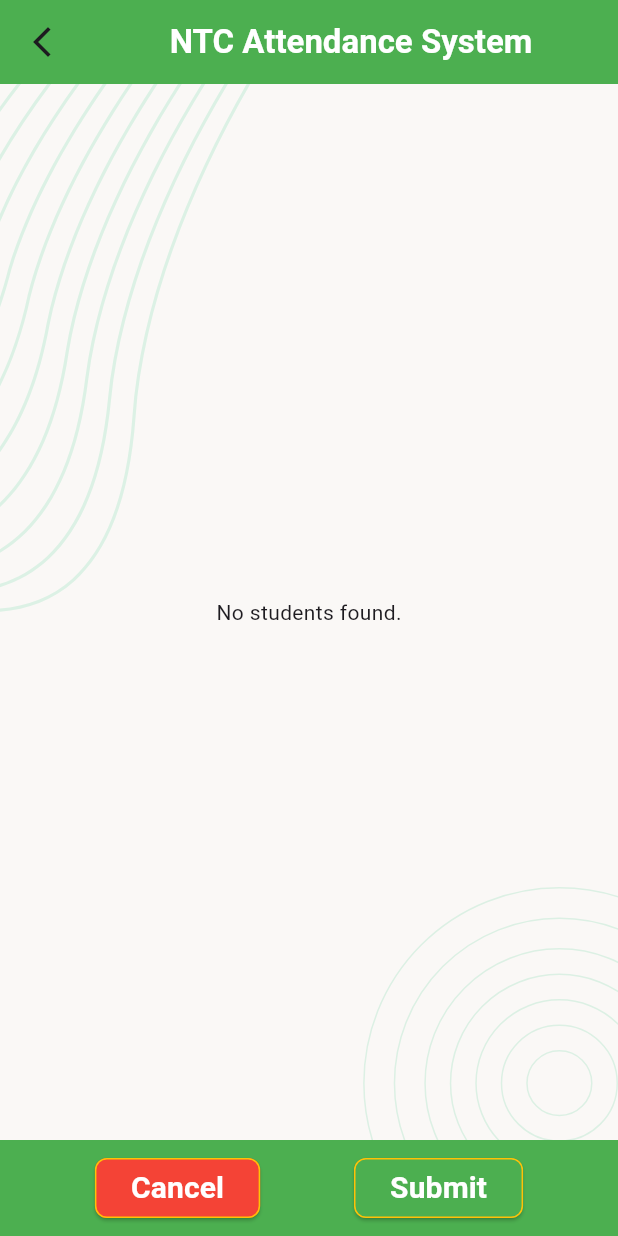
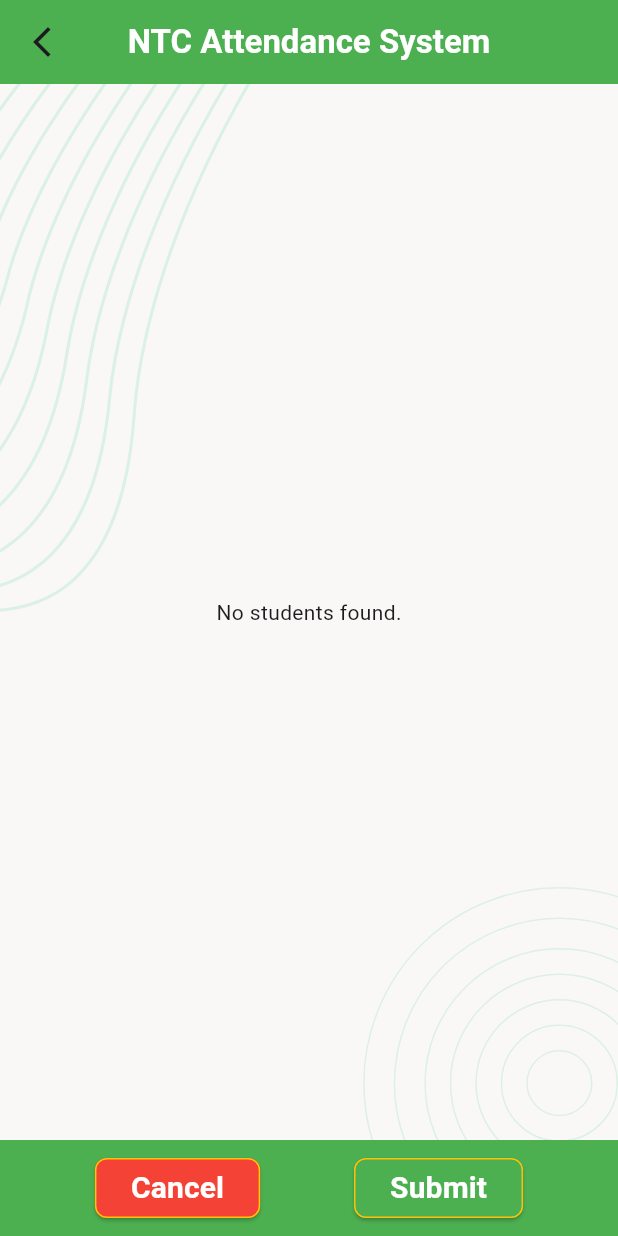
Before and after one commit to MuazRahman/ntc_attendance_system, a Flutter app: the AttendanceScreen screen opened directly with empty values, on a phone screen of 412 x 824 dp. Run offline on Flutter 3.47's test engine with Material 3 defaults, Android fonts, the phone set to English and light mode, and no system bars; our stand-ins replace csv, file_picker, flutter_dotenv, flutter_svg, get, supabase_flutter; accounts and stored records are empty.

Commit message:
`attendance_screen.dart`: - Centered the title "NTC Attendance System". - Updated the student list card color.

```diff
--- a/lib/attendance/attendance_screen.dart
+++ b/lib/attendance/attendance_screen.dart
@@ -112,11 +112,9 @@ class _AttendanceScreenState extends State<AttendanceScreen> {
         },
         icon: Icon(Icons.arrow_back_ios_new_outlined,),
       ),
-      title: const Center(
-        child: Text(
+      title: Text(
         'NTC Attendance System',
         style: TextStyle(fontWeight: FontWeight.bold, color: Colors.white),
-        ),
       ),
     );
   }
@@ -130,7 +128,7 @@ class _AttendanceScreenState extends State<AttendanceScreen> {
           final isPresent = controller.isPresentList[index];
 
           return Card(
-                        color: Colors.green.shade50,
+            color: Colors.green.shade100,
             margin: const EdgeInsets.symmetric(vertical: 4),
             child: ListTile(
               contentPadding: const EdgeInsets.symmetric(horizontal: 16),
@@ -138,10 +136,12 @@ class _AttendanceScreenState extends State<AttendanceScreen> {
                 width: 24,
                 child: Text(
                   '${index + 1}.',
-                              style: const TextStyle(fontWeight: FontWeight.w600, fontSize: 16),
+                  style: const TextStyle(
+                      fontWeight: FontWeight.w600, fontSize: 16),
                 ),
               ),
-                          title: Text('${student['student_roll']} - ${student['student_name']}'),
+              title: Text(
+                  '${student['student_roll']} - ${student['student_name']}'),
               trailing: SizedBox(
                 width: 88,
                 child: IconButton(
@@ -153,7 +153,8 @@ class _AttendanceScreenState extends State<AttendanceScreen> {
                     controller.isPresentList[index] = !isPresent;
 
                     final studentRoll = student['student_roll'];
-                                final teacherID = widget.teachers.indexOf(widget.selectedTeacher) + 1;
+                    final teacherID = widget.teachers.indexOf(
+                        widget.selectedTeacher) + 1;
 
                     attendanceList.removeWhere(
                           (e) =>
@@ -167,7 +168,8 @@ class _AttendanceScreenState extends State<AttendanceScreen> {
                       attendanceList.add({
                         'teacher_id': teacherID,
                         'student_roll': studentRoll,
-                                    'attendance_date': DateFormat('yyyy-MM-dd').format(DateTime.now()),
+                        'attendance_date': DateFormat('yyyy-MM-dd').format(
+                            DateTime.now()),
                         'is_present': true,
                         'class_time': widget.classTime,
                         'class_room': widget.labNo,
```
Lines whose indentation alone changed are shown as unchanged.
